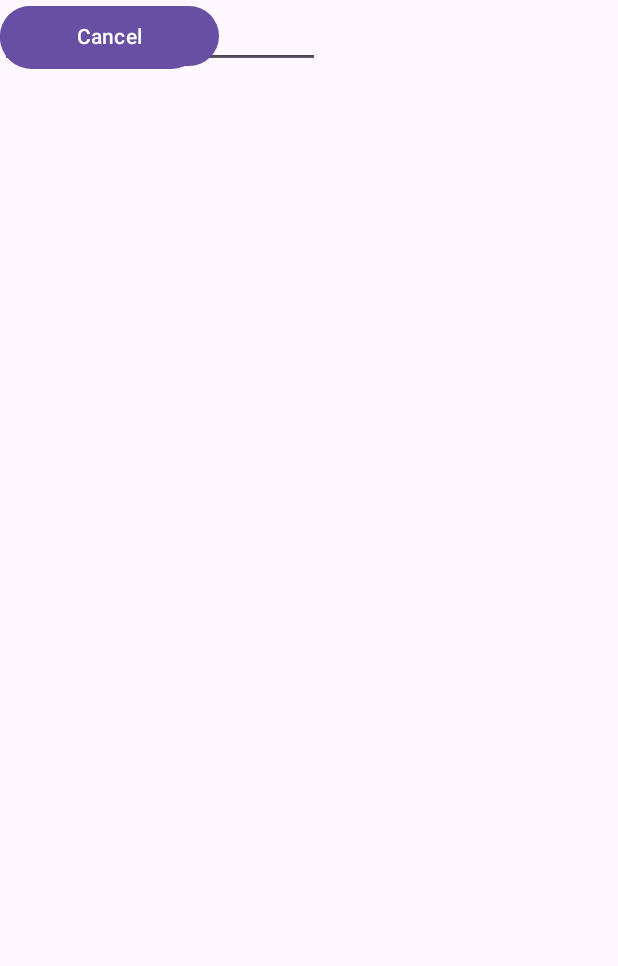
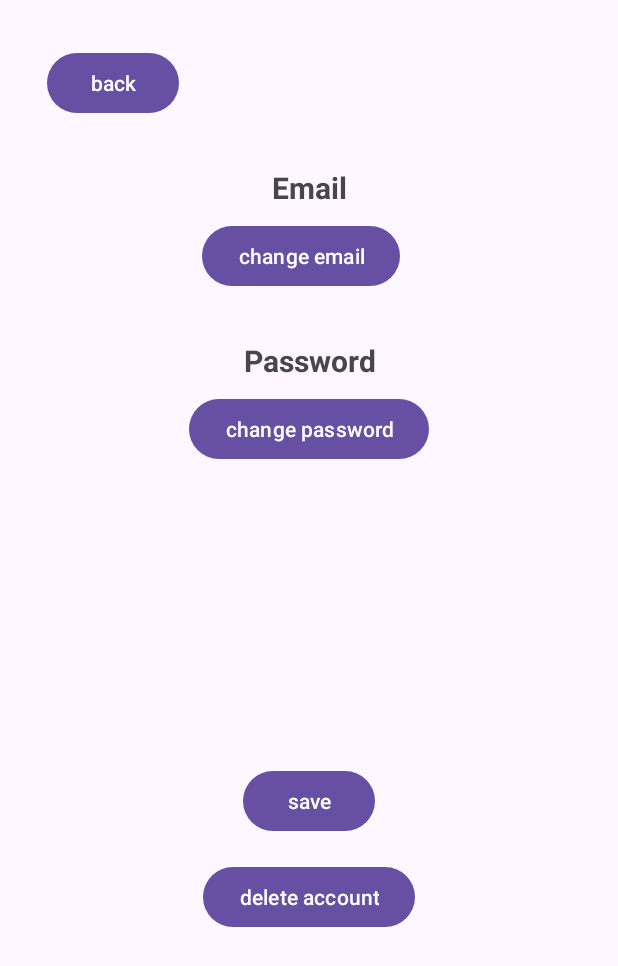
Before and after one commit to CodeByLess/491-Theragarden, an Android app: the layout activity_profile_edit.xml on its own in the app's theme, with its tools: preview values and no code run, on a phone screen of 412 x 824 dp. Shown: the top 966 px of the screen. Run offline under Robolectric (Android 15) with nearby library versions, the phone set to English and light mode, and no system bars.

Commit message:
profiledit

```diff
--- a/app/src/main/res/layout/activity_profile_edit.xml
+++ b/app/src/main/res/layout/activity_profile_edit.xml
@@ -1,45 +1,93 @@
 <?xml version="1.0" encoding="utf-8"?>
-<androidx.constraintlayout.widget.ConstraintLayout xmlns:android="http://schemas.android.com/apk/res/android"
+<androidx.constraintlayout.widget.ConstraintLayout
+    xmlns:android="http://schemas.android.com/apk/res/android"
     xmlns:app="http://schemas.android.com/apk/res-auto"
     xmlns:tools="http://schemas.android.com/tools"
     android:id="@+id/main"
     android:layout_width="match_parent"
     android:layout_height="match_parent"
+    android:padding="15dp"
     tools:context=".ProfileEdit">
 
-    <EditText
-        android:id="@+id/etFirstName"
+
+    <Button
+        android:id="@+id/backProfile"
         android:layout_width="wrap_content"
         android:layout_height="wrap_content"
-        android:ems="10"
-        android:inputType="text"
-        android:text="First Name"
-        tools:layout_editor_absoluteX="100dp"
-        tools:layout_editor_absoluteY="219dp" />
+        android:text="@string/back"
+        android:layout_margin="16dp"
+        app:layout_constraintTop_toTopOf="parent"
+        app:layout_constraintStart_toStartOf="parent" />
 
-    <EditText
-        android:id="@+id/etLastName"
+
+    <TextView
+        android:id="@+id/textView2"
+        android:layout_width="0dp"
+        android:layout_height="wrap_content"
+        android:layout_marginTop="32dp"
+        android:gravity="center"
+        android:text="@string/email"
+        android:textSize="20sp"
+        android:textStyle="bold"
+        app:layout_constraintTop_toBottomOf="@id/backProfile"
+        app:layout_constraintStart_toStartOf="parent"
+        app:layout_constraintEnd_toEndOf="parent" />
+
+
+    <Button
+        android:id="@+id/ChangeEmail"
         android:layout_width="wrap_content"
         android:layout_height="wrap_content"
-        android:ems="10"
-        android:inputType="text"
-        android:text="Last Name"
-        tools:layout_editor_absoluteX="100dp"
-        tools:layout_editor_absoluteY="280dp" />
+        android:layout_marginTop="8dp"
+        android:text="@string/change_email"
+        app:layout_constraintEnd_toEndOf="parent"
+        app:layout_constraintHorizontal_bias="0.479"
+        app:layout_constraintStart_toStartOf="parent"
+        app:layout_constraintTop_toBottomOf="@id/textView2" />
+
+    <TextView
+        android:id="@+id/textView3"
+        android:layout_width="0dp"
+        android:layout_height="wrap_content"
+        android:layout_marginTop="32dp"
+        android:gravity="center"
+        android:text="@string/password"
+        android:textSize="20sp"
+        android:textStyle="bold"
+        app:layout_constraintTop_toBottomOf="@id/ChangeEmail"
+        app:layout_constraintStart_toStartOf="parent"
+        app:layout_constraintEnd_toEndOf="parent" />
 
     <Button
-        android:id="@+id/btnSave"
-        android:layout_width="135dp"
-        android:layout_height="50dp"
-        android:text="Save"
-        tools:layout_editor_absoluteX="36dp"
-        tools:layout_editor_absoluteY="343dp" />
+        android:id="@+id/ChangePassword"
+        android:layout_width="wrap_content"
+        android:layout_height="wrap_content"
+        android:layout_marginTop="8dp"
+        android:text="@string/change_password"
+        app:layout_constraintTop_toBottomOf="@id/textView3"
+        app:layout_constraintStart_toStartOf="parent"
+        app:layout_constraintEnd_toEndOf="parent" />
+
 
     <Button
-        android:id="@+id/btnCancel"
-        android:layout_width="146dp"
-        android:layout_height="48dp"
-        android:text="Cancel"
-        tools:layout_editor_absoluteX="194dp"
-        tools:layout_editor_absoluteY="343dp" />
+        android:id="@+id/SaveProfile"
+        android:layout_width="wrap_content"
+        android:layout_height="wrap_content"
+        android:layout_marginTop="200dp"
+        android:text="@string/save"
+        app:layout_constraintTop_toBottomOf="@id/ChangePassword"
+        app:layout_constraintStart_toStartOf="parent"
+        app:layout_constraintEnd_toEndOf="parent" />
+
+
+    <Button
+        android:id="@+id/DeleteAccount"
+        android:layout_width="wrap_content"
+        android:layout_height="wrap_content"
+        android:layout_marginTop="16dp"
+        android:text="@string/delete"
+        app:layout_constraintTop_toBottomOf="@id/SaveProfile"
+        app:layout_constraintStart_toStartOf="parent"
+        app:layout_constraintEnd_toEndOf="parent" />
+
 </androidx.constraintlayout.widget.ConstraintLayout>
--- a/app/src/main/res/values/strings.xml
+++ b/app/src/main/res/values/strings.xml
@@ -29,10 +29,10 @@
     <string name="profile">Profile</string>
     <string name="edit_profile">edit profile</string>
     <string name="delete_profile">delete profile</string>
+    <string name="delete">delete account</string>
+    <string name="save">save</string>
+    <string name="change_password">change password</string>
+    <string name="change_email">change email</string>
     <string name="back">back</string>
-    <string name="change_email">change email</string>
-    <string name="change_password">change password</string>
-    <string name="save">save</string>
-    <string name="delete_account">delete account</string>
 
 </resources>
```
